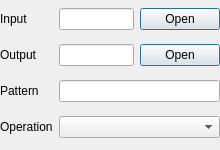
Qt form mediacopier-cli/common/src/ui/param.ui (patrickziegler/mediacopier) before a commit.
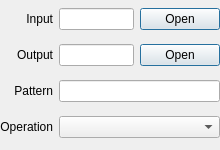
The same form after that commit.

```diff
--- a/mediacopier-cli/common/src/ui/param.ui
+++ b/mediacopier-cli/common/src/ui/param.ui
@@ -29,6 +29,9 @@
      <property name="text">
       <string>Input</string>
      </property>
+     <property name="alignment">
+      <set>Qt::AlignRight|Qt::AlignTrailing|Qt::AlignVCenter</set>
+     </property>
     </widget>
    </item>
    <item row="0" column="1">
@@ -52,6 +55,9 @@
      <property name="text">
       <string>Output</string>
      </property>
+     <property name="alignment">
+      <set>Qt::AlignRight|Qt::AlignTrailing|Qt::AlignVCenter</set>
+     </property>
     </widget>
    </item>
    <item row="1" column="1">
@@ -75,6 +81,9 @@
      <property name="text">
       <string>Pattern</string>
      </property>
+     <property name="alignment">
+      <set>Qt::AlignRight|Qt::AlignTrailing|Qt::AlignVCenter</set>
+     </property>
     </widget>
    </item>
    <item row="3" column="0">
@@ -82,6 +91,9 @@
      <property name="text">
       <string>Operation</string>
      </property>
+     <property name="alignment">
+      <set>Qt::AlignRight|Qt::AlignTrailing|Qt::AlignVCenter</set>
+     </property>
     </widget>
    </item>
    <item row="2" column="1" colspan="2">
```
